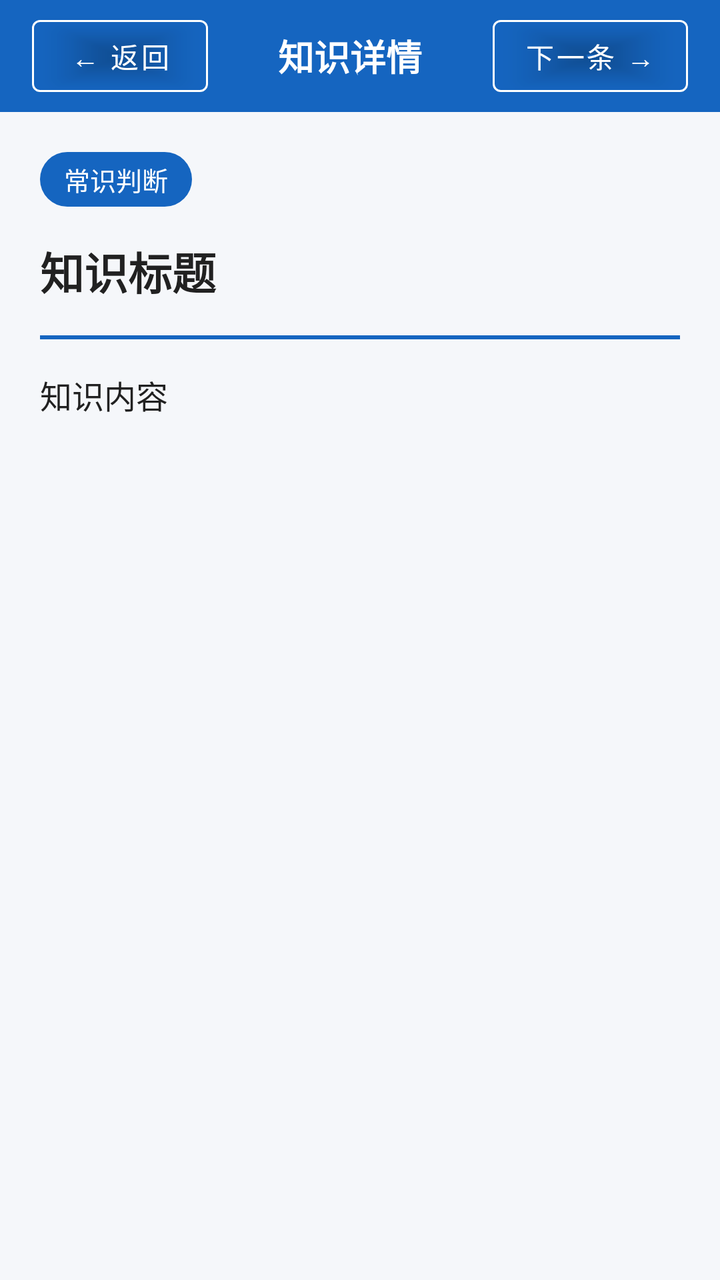
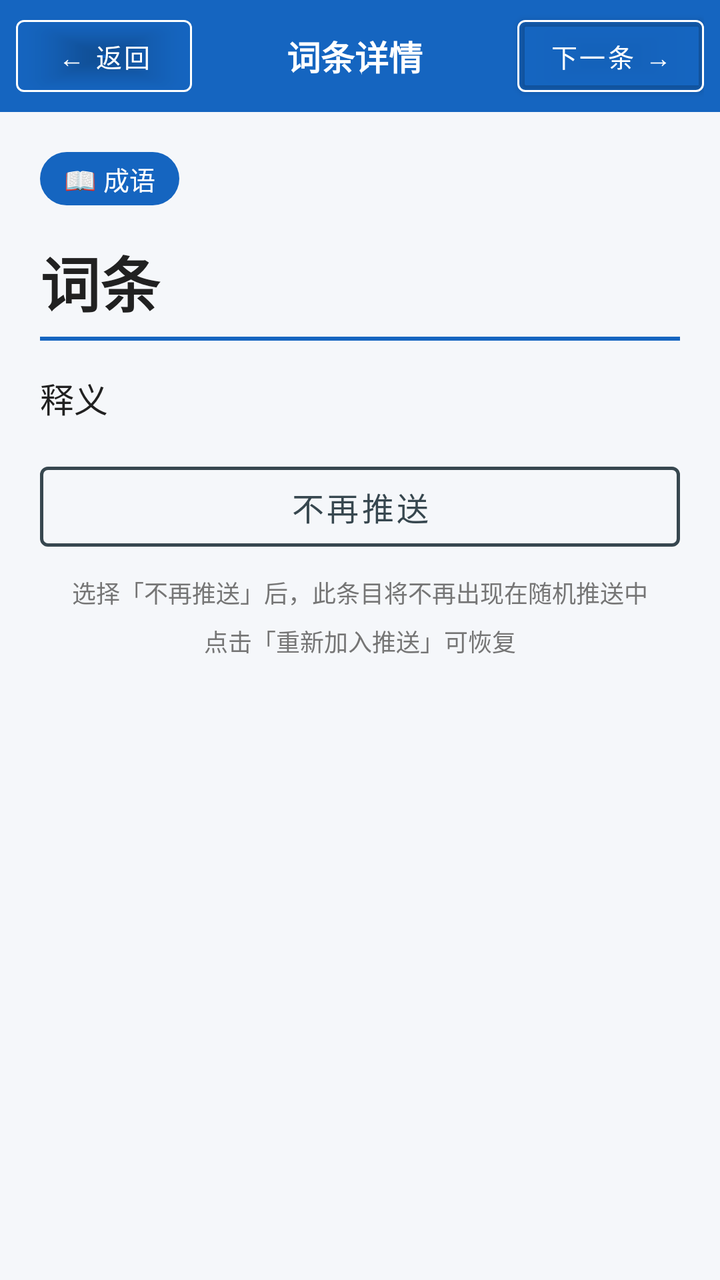

Before-and-after screenshots of an Android layout around one commit, followed by the original layout XML and the change that was made.
<!-- AndroidManifest.xml: application theme Theme.KaoGong -->
<!-- res/layout/activity_knowledge_detail.xml -->
<?xml version="1.0" encoding="utf-8"?>
<LinearLayout xmlns:android="http://schemas.android.com/apk/res/android"
    xmlns:app="http://schemas.android.com/apk/res-auto"
    android:layout_width="match_parent"
    android:layout_height="match_parent"
    android:orientation="vertical"
    android:background="@color/bg_primary">

    
    <LinearLayout
        android:layout_width="match_parent"
        android:layout_height="56dp"
        android:orientation="horizontal"
        android:gravity="center_vertical"
        android:paddingHorizontal="16dp"
        android:background="@color/primary">

        <com.google.android.material.button.MaterialButton
            android:id="@+id/btnBack"
            android:layout_width="wrap_content"
            android:layout_height="wrap_content"
            android:text="← 返回"
            android:textColor="@color/white"
            android:textSize="14sp"
            app:backgroundTint="@android:color/transparent"
            app:strokeColor="@color/white"
            app:strokeWidth="1dp" />

        <TextView
            android:layout_width="0dp"
            android:layout_height="wrap_content"
            android:layout_weight="1"
            android:text="知识详情"
            android:textSize="18sp"
            android:textStyle="bold"
            android:textColor="@color/white"
            android:gravity="center" />

        <com.google.android.material.button.MaterialButton
            android:id="@+id/btnNext"
            android:layout_width="wrap_content"
            android:layout_height="wrap_content"
            android:text="下一条 →"
            android:textColor="@color/white"
            android:textSize="14sp"
            app:backgroundTint="@android:color/transparent"
            app:strokeColor="@color/white"
            app:strokeWidth="1dp" />
    </LinearLayout>

    
    <ScrollView
        android:layout_width="match_parent"
        android:layout_height="0dp"
        android:layout_weight="1">

        <LinearLayout
            android:layout_width="match_parent"
            android:layout_height="wrap_content"
            android:orientation="vertical"
            android:padding="20dp">

            
            <TextView
                android:id="@+id/tvCategory"
                android:layout_width="wrap_content"
                android:layout_height="wrap_content"
                android:text="常识判断"
                android:textSize="13sp"
                android:textColor="@color/white"
                android:background="@drawable/bg_category"
                android:paddingHorizontal="12dp"
                android:paddingVertical="4dp"
                android:layout_marginBottom="16dp" />

            
            <TextView
                android:id="@+id/tvTitle"
                android:layout_width="match_parent"
                android:layout_height="wrap_content"
                android:text="知识标题"
                android:textSize="22sp"
                android:textStyle="bold"
                android:textColor="@color/text_primary"
                android:layout_marginBottom="16dp" />

            
            <View
                android:layout_width="match_parent"
                android:layout_height="2dp"
                android:background="@color/primary"
                android:layout_marginBottom="16dp" />

            
            <TextView
                android:id="@+id/tvContent"
                android:layout_width="match_parent"
                android:layout_height="wrap_content"
                android:text="知识内容"
                android:textSize="16sp"
                android:textColor="@color/text_primary"
                android:lineSpacingMultiplier="1.8"
                android:layout_marginBottom="20dp" />

            
            <TextView
                android:id="@+id/tvTip"
                android:layout_width="match_parent"
                android:layout_height="wrap_content"
                android:text=""
                android:textSize="15sp"
                android:textColor="@color/accent"
                android:background="@drawable/bg_tip"
                android:padding="16dp"
                android:lineSpacingMultiplier="1.6"
                android:visibility="gone" />

        </LinearLayout>
    </ScrollView>

</LinearLayout>
<!-- resources referenced by this layout -->
<resources>
  <color name="accent">#E65100</color>
  <color name="bg_primary">#F5F7FA</color>
  <color name="primary">#1565C0</color>
  <color name="text_primary">#212121</color>
  <color name="white">#FFFFFF</color>
  <!-- drawable bg_category (drawable) -->
  <?xml version="1.0" encoding="utf-8"?>
  <shape xmlns:android="http://schemas.android.com/apk/res/android"
      android:shape="rectangle">
      <solid android:color="@color/primary" />
      <corners android:radius="20dp" />
  </shape>
  <!-- drawable bg_tip (drawable) -->
  <?xml version="1.0" encoding="utf-8"?>
  <shape xmlns:android="http://schemas.android.com/apk/res/android"
      android:shape="rectangle">
      <solid android:color="@color/tip_bg" />
      <corners android:radius="8dp" />
      <stroke android:color="@color/tip_border" android:width="1dp" />
  </shape>
  <style name="Theme.KaoGong" parent="Theme.MaterialComponents.DayNight.NoActionBar">
          <item name="colorPrimary">@color/primary</item>
          <item name="colorPrimaryDark">@color/primary_dark</item>
          <item name="colorAccent">@color/accent</item>
          <item name="android:windowBackground">@color/bg_primary</item>
          <item name="android:statusBarColor">@color/primary_dark</item>
      </style>
  <color name="tip_bg">#FFF3E0</color>
  <color name="tip_border">#FF8F00</color>
  <color name="primary_dark">#0D47A1</color>
</resources>

<!-- the commit's change to res/layout/activity_knowledge_detail.xml (unified diff, before → after) -->
@@ -12,7 +12,7 @@
         android:layout_height="56dp"
         android:orientation="horizontal"
         android:gravity="center_vertical"
-        android:paddingHorizontal="16dp"
+        android:paddingHorizontal="8dp"
         android:background="@color/primary">
 
         <com.google.android.material.button.MaterialButton
@@ -21,7 +21,7 @@
             android:layout_height="wrap_content"
             android:text="← 返回"
             android:textColor="@color/white"
-            android:textSize="14sp"
+            android:textSize="13sp"
             app:backgroundTint="@android:color/transparent"
             app:strokeColor="@color/white"
             app:strokeWidth="1dp" />
@@ -30,8 +30,8 @@
             android:layout_width="0dp"
             android:layout_height="wrap_content"
             android:layout_weight="1"
-            android:text="知识详情"
-            android:textSize="18sp"
+            android:text="词条详情"
+            android:textSize="17sp"
             android:textStyle="bold"
             android:textColor="@color/white"
             android:gravity="center" />
@@ -42,7 +42,7 @@
             android:layout_height="wrap_content"
             android:text="下一条 →"
             android:textColor="@color/white"
-            android:textSize="14sp"
+            android:textSize="13sp"
             app:backgroundTint="@android:color/transparent"
             app:strokeColor="@color/white"
             app:strokeWidth="1dp" />
@@ -62,10 +62,10 @@
 
             
             <TextView
-                android:id="@+id/tvCategory"
+                android:id="@+id/tvType"
                 android:layout_width="wrap_content"
                 android:layout_height="wrap_content"
-                android:text="常识判断"
+                android:text="📖 成语"
                 android:textSize="13sp"
                 android:textColor="@color/white"
                 android:background="@drawable/bg_category"
@@ -78,13 +78,23 @@
                 android:id="@+id/tvTitle"
                 android:layout_width="match_parent"
                 android:layout_height="wrap_content"
-                android:text="知识标题"
-                android:textSize="22sp"
+                android:text="词条"
+                android:textSize="30sp"
                 android:textStyle="bold"
                 android:textColor="@color/text_primary"
-                android:layout_marginBottom="16dp" />
+                android:layout_marginBottom="6dp" />
 
             
+            <TextView
+                android:id="@+id/tvSubtitle"
+                android:layout_width="match_parent"
+                android:layout_height="wrap_content"
+                android:text=""
+                android:textSize="15sp"
+                android:textColor="@color/text_secondary"
+                android:layout_marginBottom="16dp"
+                android:visibility="gone" />
+
             <View
                 android:layout_width="match_parent"
                 android:layout_height="2dp"
@@ -96,24 +106,47 @@
                 android:id="@+id/tvContent"
                 android:layout_width="match_parent"
                 android:layout_height="wrap_content"
-                android:text="知识内容"
-                android:textSize="16sp"
+                android:text="释义"
+                android:textSize="17sp"
                 android:textColor="@color/text_primary"
                 android:lineSpacingMultiplier="1.8"
-                android:layout_marginBottom="20dp" />
+                android:layout_marginBottom="16dp" />
 
             
             <TextView
-                android:id="@+id/tvTip"
+                android:id="@+id/tvExtra"
                 android:layout_width="match_parent"
                 android:layout_height="wrap_content"
                 android:text=""
-                android:textSize="15sp"
-                android:textColor="@color/accent"
+                android:textSize="14sp"
+                android:textColor="#795548"
                 android:background="@drawable/bg_tip"
                 android:padding="16dp"
                 android:lineSpacingMultiplier="1.6"
+                android:layout_marginBottom="24dp"
                 android:visibility="gone" />
+
+            
+            <com.google.android.material.button.MaterialButton
+                android:id="@+id/btnExclude"
+                android:layout_width="match_parent"
+                android:layout_height="52dp"
+                android:text="不再推送"
+                android:textSize="16sp"
+                style="@style/Widget.MaterialComponents.Button.OutlinedButton"
+                app:strokeColor="@color/secondary"
+                app:strokeWidth="1.5dp"
+                android:textColor="@color/secondary" />
+
+            <TextView
+                android:layout_width="match_parent"
+                android:layout_height="wrap_content"
+                android:text="选择「不再推送」后，此条目将不再出现在随机推送中\n点击「重新加入推送」可恢复"
+                android:textSize="12sp"
+                android:textColor="@color/text_secondary"
+                android:gravity="center"
+                android:layout_marginTop="8dp"
+                android:lineSpacingMultiplier="1.4" />
 
         </LinearLayout>
     </ScrollView>
<!-- resource entries referenced after the edit -->
@@ -1,9 +1,10 @@
 <!-- resources referenced by this layout -->
 <resources>
-  <color name="accent">#E65100</color>
   <color name="bg_primary">#F5F7FA</color>
   <color name="primary">#1565C0</color>
+  <color name="secondary">#37474F</color>
   <color name="text_primary">#212121</color>
+  <color name="text_secondary">#757575</color>
   <color name="white">#FFFFFF</color>
   <!-- drawable bg_category (drawable) -->
   <?xml version="1.0" encoding="utf-8"?>
@@ -30,5 +31,6 @@
   <color name="tip_bg">#FFF3E0</color>
   <color name="tip_border">#FF8F00</color>
   <color name="primary_dark">#0D47A1</color>
+  <color name="accent">#E65100</color>
 </resources>
 
